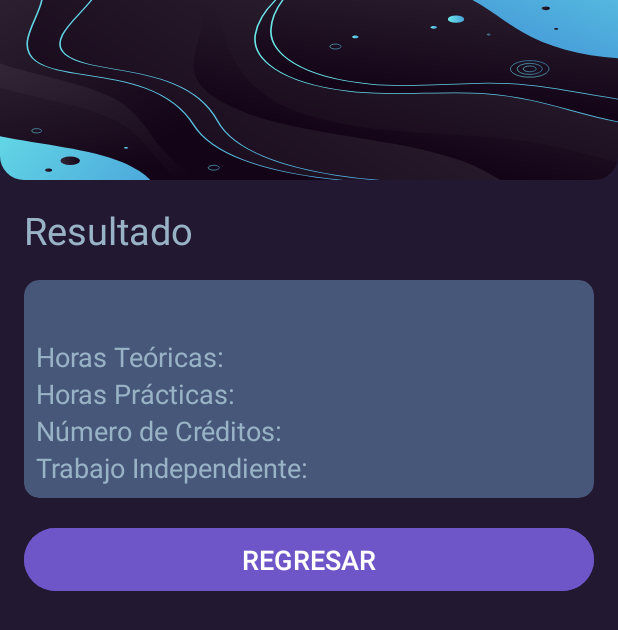
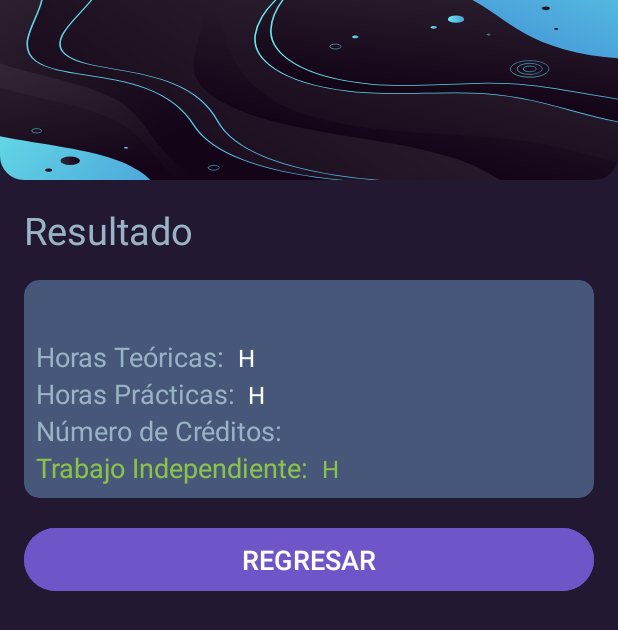
Before and after one commit to FABIANR-0/notas-u, an Android app: the ResultActivity screen opened directly, with no data from a screen before it, on a phone screen of 412 x 824 dp. Shown: the top 630 px of the screen. Run offline under Robolectric (Android 15) with nearby library versions, the phone set to English and light mode, and no system bars.

Commit message:
* settings generals

```diff
--- a/app/src/main/java/cn/example/parcial/MainActivity.kt
+++ b/app/src/main/java/cn/example/parcial/MainActivity.kt
@@ -102,10 +102,11 @@ class MainActivity : AppCompatActivity() {
 //                    Toast.LENGTH_SHORT
 //                ).show()
             }else if(etCreditos.text.toString().isEmpty() || etCreditos.text.toString().toInt() <= 0) {
-                Toast.makeText(this, "Cantidad de creditos no valida", Toast.LENGTH_SHORT).show()
+                Toast.makeText(this, "Cantidad de creditos no valido", Toast.LENGTH_SHORT).show()
             }else {
                 val intent = Intent(this, ResultActivity::class.java)
-                val trabajoInd = ((etCreditos.text.toString().toInt() * 48) - (ht+hp) * 16) / 16
+                //calculo del trabajo independiente
+                val trabajoInd = (((etCreditos.text.toString().toInt() * 48) - ((ht+hp) * 16)) / 16)
                 intent.putExtra("nombreMat", etMateria.text.toString())
                 intent.putExtra("horaTeo", ht.toString())
                 intent.putExtra("horaPrac", hp.toString())
--- a/app/src/main/java/cn/example/parcial/ResultActivity.kt
+++ b/app/src/main/java/cn/example/parcial/ResultActivity.kt
@@ -2,6 +2,7 @@ package cn.example.parcial
 
 import androidx.appcompat.app.AppCompatActivity
 import android.os.Bundle
+import android.widget.Button
 import android.widget.TextView
 import androidx.activity.enableEdgeToEdge
 import androidx.core.view.ViewCompat
@@ -19,7 +20,10 @@ class ResultActivity : AppCompatActivity() {
         var numeroCredito : TextView = findViewById(R.id.numeroCredito)
         var trabajoInd : TextView = findViewById(R.id.trabajoInde)
 
-
+        val buttonReturn = findViewById<Button>(R.id.btnVolver)
+        buttonReturn.setOnClickListener {
+            finish() // Cierra la actividad actual y vuelve a la anterior
+        }
         enableEdgeToEdge()
 
         ViewCompat.setOnApplyWindowInsetsListener(findViewById(R.id.result)) { v, insets ->
@@ -29,11 +33,12 @@ class ResultActivity : AppCompatActivity() {
         }
 
         var nombreMate : String = intent.extras?.getString("nombreMat").orEmpty()
-        var horasTeor : String = intent.extras?.getString("horaTeo").orEmpty()
-        var horasPract : String = intent.extras?.getString("horaPrac").orEmpty()
+        var horasTeor : String = intent.extras?.getString("horaTeo").orEmpty() + " H"
+        var horasPract : String = intent.extras?.getString("horaPrac").orEmpty() + " H"
         var numeroCreditos : String = intent.extras?.getString("numeroCreditos").orEmpty()
-        var trabajoIndp : String = intent.extras?.getString("trabajoInd").orEmpty()
+        var trabajoIndp : String = intent.extras?.getString("trabajoInd").orEmpty() + " H"
 
+        //asigno valores a la vista
         nombreMat.text = nombreMate
         horasTeo.text = horasTeor
         horasPrac.text = horasPract
--- a/app/src/main/res/layout/activity_main.xml
+++ b/app/src/main/res/layout/activity_main.xml
@@ -58,6 +58,7 @@
             android:backgroundTint="@color/text"
             android:textColor="@color/text"
             android:textAlignment="center"
+            android:maxLength="25"
             android:maxLines="1"
             app:layout_constraintTop_toBottomOf="@+id/txMateria" />
 
@@ -209,6 +210,7 @@
             android:textColor="@color/text"
             app:layout_constraintEnd_toEndOf="parent"
             android:textAlignment="center"
+            android:maxLength="2"
             app:layout_constraintStart_toStartOf="parent"
             app:layout_constraintTop_toBottomOf="@+id/tvCC" />
 
--- a/app/src/main/res/layout/activity_result.xml
+++ b/app/src/main/res/layout/activity_result.xml
@@ -144,7 +144,7 @@
                         android:layout_width="wrap_content"
                         android:layout_height="wrap_content"
                         android:text="Trabajo Independiente: "
-                        android:textColor="@color/text"
+                        android:textColor="@color/green"
                         android:textSize="18sp" />
 
                     <!-- Valor de Trabajo Independiente -->
@@ -163,7 +163,7 @@
         </androidx.cardview.widget.CardView>
 
         <Button
-            android:id="@+id/btnCalcular"
+            android:id="@+id/btnVolver"
             android:layout_width="match_parent"
             android:layout_height="50dp"
             android:backgroundTint="@color/background_button"
```
Also changed, not shown: 1 other file.
